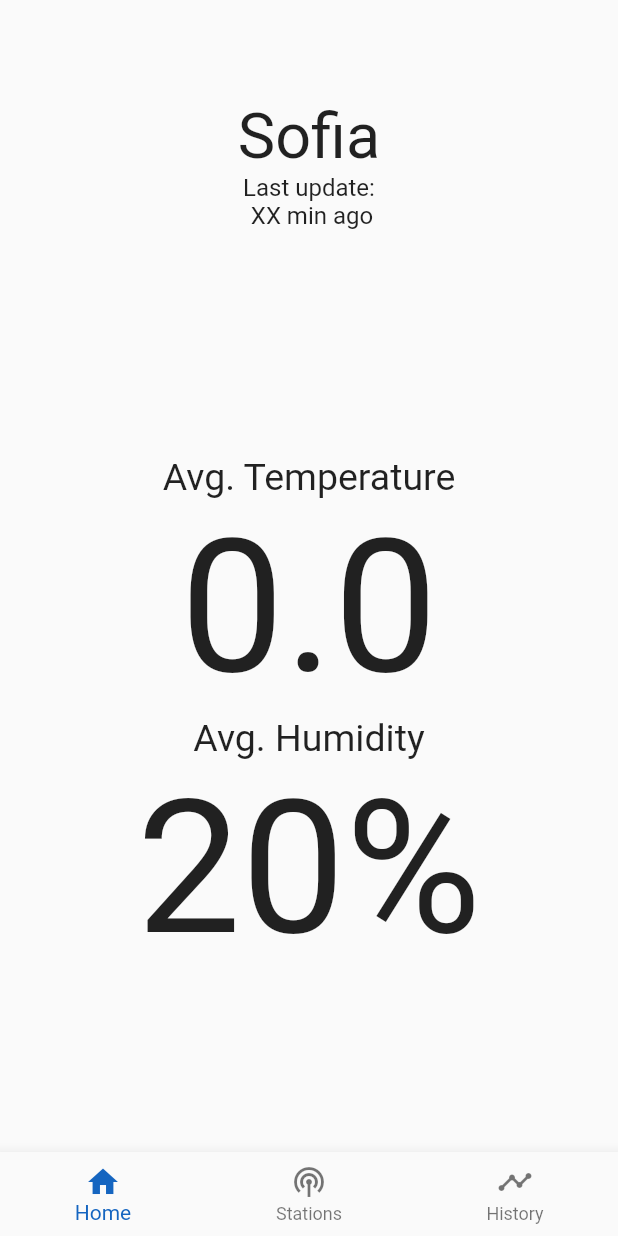
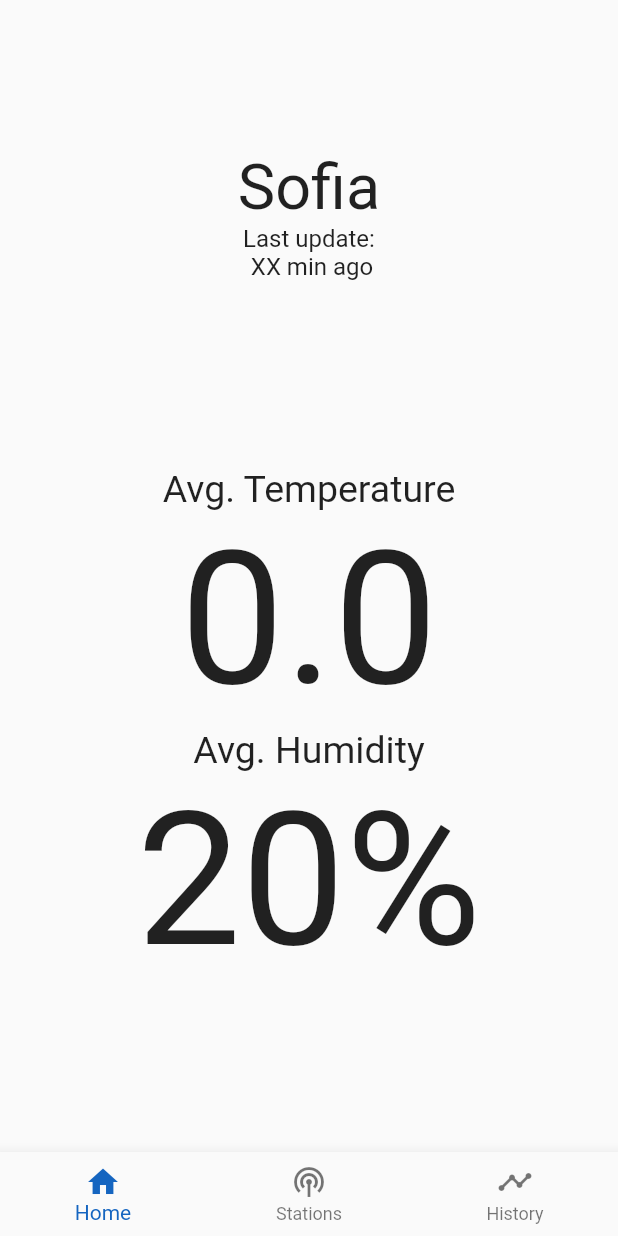
Before and after one commit to NikolaTotev/LoRa_Sensor_Network, a Flutter app: the screen it shows after launch, on a phone screen of 412 x 824 dp. Run offline on Flutter 3.47's test engine with Material 2 defaults, Android fonts, the light colour scheme and no system bars; network calls fail.

Commit message:
Added station list to mobile app.

```diff
--- a/Flutter_Client/lora_flutter_client/lib/frontend/homepage.dart
+++ b/Flutter_Client/lora_flutter_client/lib/frontend/homepage.dart
@@ -14,11 +14,14 @@ class Homepage extends StatelessWidget {
       child: Column(
         mainAxisAlignment: MainAxisAlignment.center,
         children: [
-          Text("Sofia", style: TextStyle(fontSize: 42)),
+          Padding(
+            padding: const EdgeInsets.only(top:42.0),
+            child: Text("Sofia", style: TextStyle(fontSize: 42)),
+          ),
           Text("Last update:", style: TextStyle(fontSize: 16)),
           Text(" XX min ago", style: TextStyle(fontSize: 16)),
           Padding(
-            padding: EdgeInsets.only(top: 150),
+            padding: EdgeInsets.only(top: 124),
             child: Text(
               "Avg. Temperature",
               style: TextStyle(fontSize: 25),
--- a/Flutter_Client/lora_flutter_client/lib/main.dart
+++ b/Flutter_Client/lora_flutter_client/lib/main.dart
@@ -1,4 +1,5 @@
 import 'package:flutter/material.dart';
+import 'package:lora_flutter_client/backend/StationDataModel.dart';
 import 'package:lora_flutter_client/frontend/stationspage.dart';
 import 'package:provider/provider.dart';
 import 'backend/SensorDataModel.dart';
@@ -9,12 +10,13 @@
 void main() {
   SystemChrome.setSystemUIOverlayStyle(SystemUiOverlayStyle(
     systemNavigationBarColor: Colors.blue[800], // navigation bar color
-    statusBarColor: Colors.transparent, // status bar color
+    statusBarColor: Colors.blue[800], // status bar color
   ));
   runApp(
     MultiProvider(
       providers: [
         ChangeNotifierProvider(create: (context) => SensorDataModel()),
+        ChangeNotifierProvider(create: (context) => StationDataModel()),
       ],
       child: const MyApp(),
     ),
@@ -29,8 +31,13 @@
   Widget build(BuildContext context) {
     return MaterialApp(
         title: 'Flutter Demo',
+        debugShowCheckedModeBanner: false,
+
         theme: ThemeData(
           primarySwatch: Colors.blue,
+          appBarTheme: AppBarTheme(
+            systemOverlayStyle: SystemUiOverlayStyle.light, // 2
+          ),
         ),
         home: MyStatefulWidget());
   }
```
Also changed, not shown: Flutter_Client/lora_flutter_client/lib/ProjectDataModels/ApiModel_BasicStationInfo.dart (added, +23 -0 lines), Flutter_Client/lora_flutter_client/lib/backend/ApiLogic_StationData.dart (added, +22 -0 lines), Flutter_Client/lora_flutter_client/lib/backend/StationDataModel.dart (added, +43 -0 lines), Flutter_Client/lora_flutter_client/lib/frontend/stationspage.dart (+28 -15 lines), Flutter_Client/lora_flutter_client/lib/ProjectDataModels/ApiModel_BasicStationInfo.g.dart (added), 2 other files.
